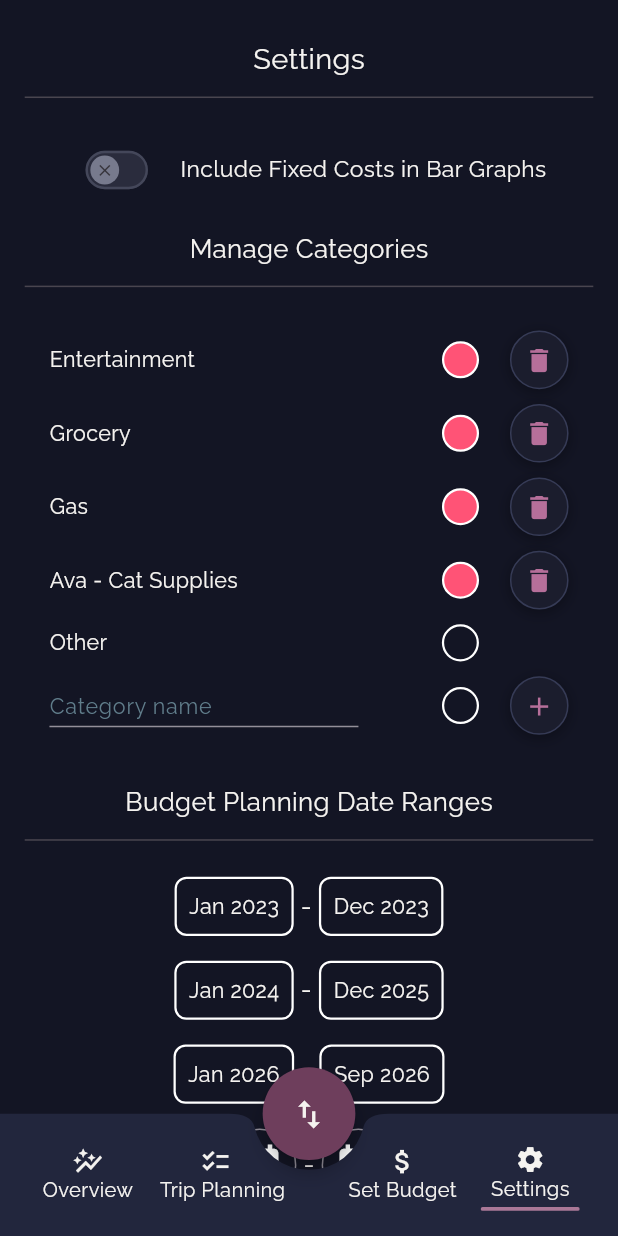
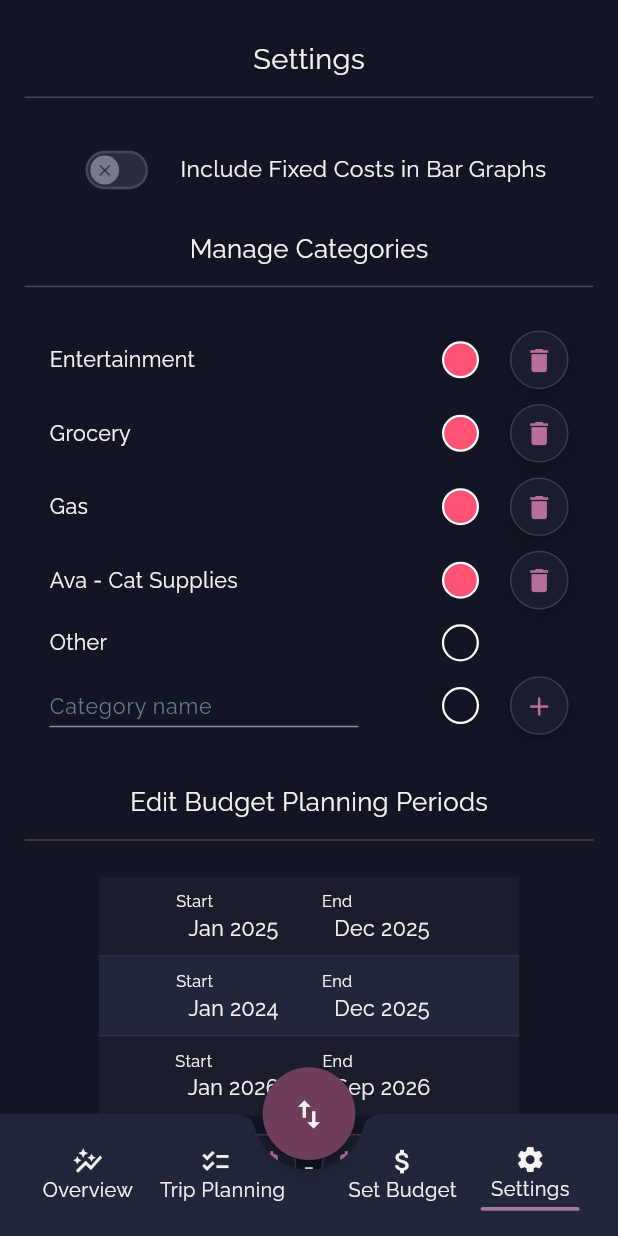
Before and after one commit to Xyrtur/budgie, a Flutter app: the screen it shows after launch, swiped to page 4, on a phone screen of 412 x 824 dp. Run offline on Flutter 3.47's test engine with Material 3 defaults, Android fonts, the phone set to English and light mode, and no system bars; our stand-ins replace auto_size_text, calendar_date_picker2, dotted_line, drift, drift_flutter, fl_chart and 2 more; missing offline and left inert: aligned_dialog, flutter_date_pickers, staggered_grid_view; accounts and stored records are empty; generated files the repository leaves out were written again.

Commit message:
Settings page glow up

```diff
--- a/lib/blocs/cubits.dart
+++ b/lib/blocs/cubits.dart
@@ -74,7 +74,7 @@ class ChooseColorCubit extends Cubit<List<int>> {
 class TempEditingDateRangesCubit extends Cubit<Map<int, List<DateTime>>> {
   TempEditingDateRangesCubit()
     : super({
-        0: [DateTime(2023, 1, 1), DateTime(2023, 12, 31)],
+        0: [DateTime(2025, 1, 1), DateTime(2025, 12, 31)],
         1: [DateTime(2024, 1, 1), DateTime(2025, 12, 31)],
         2: [DateTime(2026, 1, 1), DateTime.now()],
       });
@@ -135,7 +135,18 @@ class SpendingGraphViewToggleCubit extends Cubit<bool> {
 
 class SpendingCategoriesToggledCubit extends Cubit<List<String>> {
   SpendingCategoriesToggledCubit()
-    : super(["Groceries", "Entertainment", "House", "Gas", "Junk Food", "Ava", "Category 1", "Category 2", "Category 3", "Category 4"]);
+    : super([
+        "Groceries",
+        "Entertainment",
+        "House",
+        "Gas",
+        "Junk Food",
+        "Ava",
+        "Category 1",
+        "Category 2",
+        "Category 3",
+        "Category 4",
+      ]);
 
   void toggleCategory(String category) {
     if (state.contains(category)) {
@@ -267,7 +278,14 @@ class IsIncomeToggleCubit extends Cubit<bool> {
 
 enum RecordType { entry, total, title }
 
-typedef Record = ({String name, DateTime? startDate, DateTime? endDate, List<int> colors, double value, RecordType type});
+typedef Record = ({
+  String name,
+  DateTime? startDate,
+  DateTime? endDate,
+  List<int> colors,
+  double value,
+  RecordType type,
+});
 
 class TempTripRecordsCubit extends Cubit<Map<String, List<Record>>> {
   TempTripRecordsCubit()
@@ -379,7 +397,14 @@ class TempTripRecordsCubit extends Cubit<Map<String, List<Record>>> {
     if (type == RecordType.total) {
       // TODO: Finish this code during bloc implementation
     }
-    Record rec = (name: type == RecordType.total ? "Total" : "Placeholder Title", startDate: null, endDate: null, colors: [], value: 0, type: type);
+    Record rec = (
+      name: type == RecordType.total ? "Total" : "Placeholder Title",
+      startDate: null,
+      endDate: null,
+      colors: [],
+      value: 0,
+      type: type,
+    );
     newState[tripName]!.insert(index, rec);
     emit(newState);
   }
@@ -435,12 +460,17 @@ class ExpenseAccountCubit extends Cubit<String> {
 }
 
 // TODO: Change this to bloc after
-typedef EditingState = ({String name, bool isEditingName});
+class EditingState {
+  final String name;
+  final bool isEditingName;
+
+  EditingState({required this.name, required this.isEditingName});
+}
 
 class EditingSavingsTextsCubit extends Cubit<EditingState> {
-  EditingSavingsTextsCubit() : super((name: "", isEditingName: false));
+  EditingSavingsTextsCubit() : super(EditingState(name: "", isEditingName: false));
 
   void selectText(String name, bool isEditingName) {
-    emit((name: name, isEditingName: isEditingName));
+    emit(EditingState(name: name, isEditingName: isEditingName));
   }
 }
--- a/lib/screens/settings_page.dart
+++ b/lib/screens/settings_page.dart
@@ -1,92 +1,27 @@
 import 'package:budgie/blocs/cubits.dart';
 import 'package:budgie/utils/centre.dart';
-import 'package:budgie/widgets/icon_button.dart';
+import 'package:budgie/widgets/settings_page/budget_planning_periods_section.dart';
 import 'package:budgie/widgets/settings_page/manage_categories_section.dart';
-import 'package:budgie/widgets/settings_page/month_year_picker.dart';
 import 'package:budgie/widgets/settings_page/savings_balances_section.dart';
 
 import 'package:flutter/material.dart';
 import 'package:flutter_bloc/flutter_bloc.dart';
 import 'package:sizer/sizer.dart';
 
-class SettingsPage extends StatelessWidget {
-  SettingsPage({super.key});
-  final GlobalKey<FormState> formKey = GlobalKey<FormState>();
+class SettingsPage extends StatefulWidget {
+  const SettingsPage({super.key});
 
-  // Value notifiers to send events to their respective blocs when needed since shouldn't call context in async gaps
-  final ValueNotifier<List<dynamic>?> editingYearMonthResults = // [dateRangeID, 0 / 1 {startDate OR endDate}, newDate ]
-  ValueNotifier<List<dynamic>?>([
-    null,
-  ]);
-  final ValueNotifier<List<DateTime?>> addingYearMonthResults = ValueNotifier<List<DateTime?>>([null, null]);
+  @override
+  State<SettingsPage> createState() => _SettingsPageState();
+}
 
-  // dateRangeID, [startDate, endDate]
-  final Map<int, List<DateTime>> dateRanges = {
-    0: [DateTime(2023, 1, 1), DateTime(2023, 12, 31)],
-    1: [DateTime(2024, 1, 1), DateTime(2025, 12, 31)],
-    2: [DateTime(2026, 1, 1), DateTime.now()],
-  };
+class _SettingsPageState extends State<SettingsPage> {
+  final GlobalKey<FormState> categoriesFormKey = GlobalKey<FormState>();
 
-  List<Widget> dateRangeList(BuildContext context) {
-    List<Widget> rangeList = [];
-    dateRanges.forEach((id, startEndDates) {
-      rangeList.add(
-        Padding(
-          padding: EdgeInsets.only(bottom: 2.h),
-          child: Row(
-            mainAxisAlignment: MainAxisAlignment.center,
-            children: [
-              MonthYearEditingRangeButton(id: id, isStartDate: true, dialogResult: editingYearMonthResults),
-              Text(" - ", style: Centre.semiTitleText),
-              MonthYearEditingRangeButton(id: id, isStartDate: false, dialogResult: editingYearMonthResults),
-            ],
-          ),
-        ),
-      );
-    });
-    return [
-      ...rangeList,
-      Flex(direction: Axis.horizontal),
-      Row(
-        mainAxisAlignment: MainAxisAlignment.center,
-        children: [
-          Spacer(),
-
-          MonthYearAddingRangeButton(isStartDate: true, dialogResult: addingYearMonthResults),
-          Text(" - ", style: Centre.semiTitleText),
-          MonthYearAddingRangeButton(isStartDate: false, dialogResult: addingYearMonthResults),
-          Expanded(
-            child: Align(
-              alignment: Alignment.topRight,
-              child: CustomIconButton(
-                onTap: () {},
-                child: Icon(Icons.add, size: 5.w, color: Centre.primaryColor),
-              ),
-            ),
-          ),
-        ],
-      ),
-    ];
-  }
+  final GlobalKey<FormState> savingsFormKey = GlobalKey<FormState>();
 
   @override
   Widget build(BuildContext context) {
-    print('SettingsPage buildyzzys');
-    // TODO: replace editing value notifiers with settings bloc updates when updating existing date ranges
-    // editingYearMonthResults.addListener(() {
-    //   context.read<SettingsBloc().update(editingYearMonthResults.value);
-    // });
-    editingYearMonthResults.addListener(() {
-      context.read<TempEditingDateRangesCubit>().update(
-        editingYearMonthResults.value![0],
-        editingYearMonthResults.value![1],
-        editingYearMonthResults.value![2],
-      );
-    });
-    addingYearMonthResults.addListener(() {
-      context.read<AddingDateRangeCubit>().updateDates(addingYearMonthResults.value);
-    });
-
     return SafeArea(
       bottom: false,
       child: Scaffold(
@@ -132,18 +67,13 @@ class SettingsPage extends StatelessWidget {
                     );
                   },
                 ),
-                ManageCategoriesSection(formKey: formKey),
+                ManageCategoriesSection(formKey: categoriesFormKey),
+                SizedBox(height: 4.h),
 
+                BudgetPlanningPeriodsSection(),
                 SizedBox(height: 4.h),
-                Text("Budget Planning Date Ranges", style: Centre.semiTitleText),
-                SizedBox(height: 0.5.h),
 
-                Divider(),
-                SizedBox(height: 2.h),
-                ...dateRangeList(context),
-                SizedBox(height: 4.h),
-                SavingsBalancesSection(),
-
+                SavingsBalancesSection(formKey: savingsFormKey),
                 SizedBox(height: 15.h),
               ],
             ),
--- /dev/null
+++ b/lib/widgets/settings_page/budget_planning_periods_section.dart
@@ -0,0 +1,105 @@
+import 'package:budgie/blocs/cubits.dart';
+import 'package:budgie/utils/centre.dart';
+import 'package:budgie/widgets/icon_button.dart';
+import 'package:budgie/widgets/settings_page/month_year_picker.dart';
+import 'package:flutter/material.dart';
+import 'package:flutter_bloc/flutter_bloc.dart';
+import 'package:sizer/sizer.dart';
+
+class BudgetPlanningPeriodsSection extends StatefulWidget {
+  const BudgetPlanningPeriodsSection({super.key});
+
+  @override
+  State<BudgetPlanningPeriodsSection> createState() => _BudgetPlanningPeriodsSectionState();
+}
+
+class _BudgetPlanningPeriodsSectionState extends State<BudgetPlanningPeriodsSection> {
+  // dateRangeID, [startDate, endDate]
+
+  // Value notifiers to send events to their respective blocs when needed since shouldn't call context in async gaps
+  final ValueNotifier<List<dynamic>?> editingYearMonthResults = // [dateRangeID, 0 / 1 {startDate OR endDate}, newDate ]
+  ValueNotifier<List<dynamic>?>([
+    null,
+  ]);
+
+  final ValueNotifier<List<DateTime?>> addingYearMonthResults = ValueNotifier<List<DateTime?>>([null, null]);
+
+  @override
+  void initState() {
+    super.initState();
+    editingYearMonthResults.addListener(() {
+      context.read<TempEditingDateRangesCubit>().update(
+        editingYearMonthResults.value![0],
+        editingYearMonthResults.value![1],
+        editingYearMonthResults.value![2],
+      );
+    });
+    addingYearMonthResults.addListener(() {
+      context.read<AddingDateRangeCubit>().updateDates(addingYearMonthResults.value);
+    });
+  }
+
+  @override
+  Widget build(BuildContext context) {
+    // TODO: replace editing value notifiers with settings bloc updates when updating existing date ranges
+    // editingYearMonthResults.addListener(() {
+    //   context.read<SettingsBloc().update(editingYearMonthResults.value);
+    // });
+
+    return Column(
+      mainAxisSize: MainAxisSize.min,
+      children: [
+        Text("Edit Budget Planning Periods", style: Centre.semiTitleText),
+        SizedBox(height: 0.5.h),
+
+        Divider(),
+        SizedBox(height: 2.h),
+        for (MapEntry<int, List<DateTime>> range in context.read<TempEditingDateRangesCubit>().state.entries)
+          Container(
+            padding: EdgeInsets.symmetric(vertical: 1.h),
+            margin: EdgeInsets.symmetric(horizontal: 12.w),
+            decoration: BoxDecoration(
+              color: range.key % 2 == 0 ? Centre.dialogBgColor : Centre.navBarColor,
+              border: range.key != 2
+                  ? Border(
+                      bottom: BorderSide(color: Centre.buttonBorderColor, width: 0.1.h),
+                    )
+                  : null,
+            ),
+            child: Row(
+              mainAxisAlignment: MainAxisAlignment.center,
+              children: [
+                MonthYearEditingRangeButton(id: range.key, isStartDate: true, dialogResult: editingYearMonthResults),
+                SizedBox(width: 5.w),
+                MonthYearEditingRangeButton(id: range.key, isStartDate: false, dialogResult: editingYearMonthResults),
+              ],
+            ),
+          ),
+
+        SizedBox(height: 1.5.h),
+        Row(
+          mainAxisAlignment: MainAxisAlignment.center,
+          children: [
+            Spacer(),
+
+            MonthYearAddingRangeButton(isStartDate: true, dialogResult: addingYearMonthResults),
+            Text(" - ", style: Centre.semiTitleText),
+            MonthYearAddingRangeButton(isStartDate: false, dialogResult: addingYearMonthResults),
+            Expanded(
+              child: Align(
+                alignment: Alignment.centerLeft,
+                child: Padding(
+                  padding: EdgeInsets.only(left: 5.w),
+                  child: CustomIconButton(
+                    onTap: () {},
+                    child: Icon(Icons.add, size: 5.w, color: Centre.primaryColor),
+                  ),
+                ),
+              ),
+            ),
+          ],
+        ),
+      ],
+    );
+  }
+}
--- a/lib/widgets/settings_page/category_textfields.dart
+++ b/lib/widgets/settings_page/category_textfields.dart
@@ -43,10 +43,8 @@ class _CategoryTextFieldState extends State<CategoryTextField> {
       child: TextFormField(
         controller: controller,
         focusNode: focusNode,
-        onTapOutside: (_) {
-          focusNode.unfocus();
-        },
-        autovalidateMode: AutovalidateMode.disabled,
+
+        autovalidateMode: AutovalidateMode.onUnfocus,
         validator: (text) {
           if (text == null || text.isEmpty) {
             return 'Can\'t be empty';
@@ -133,7 +131,10 @@ class _AddCategoryTextFieldState extends State<AddCategoryTextField> {
               if (formKey.currentState!.validate()) {
                 // Add category with controller.text, context.read<SettingsAddColorCubit>().state!,
                 controller.clear();
-                context.read<ChooseColorCubit>().selectColor(color: Colors.transparent.toARGB32(), inSettingsPage: true);
+                context.read<ChooseColorCubit>().selectColor(
+                  color: Colors.transparent.toARGB32(),
+                  inSettingsPage: true,
+                );
               }
             },
             child: Icon(Icons.add, size: 5.w, color: Centre.primaryColor),
--- a/lib/widgets/settings_page/manage_categories_section.dart
+++ b/lib/widgets/settings_page/manage_categories_section.dart
@@ -23,8 +23,6 @@ class ManageCategoriesSection extends StatelessWidget {
 
   @override
   Widget build(BuildContext context) {
-    print('ManageCategoriesSection buildyzzy');
-
     return BlocBuilder<SettingsEditingTextCubit, String>(
       builder: (_, editingName) {
         return Form(
@@ -37,7 +35,9 @@ class ManageCategoriesSection extends StatelessWidget {
               Divider(),
               SizedBox(height: 2.h),
               for (MapEntry<String, int> category in categories.entries)
-                Padding(
+                BlocProvider<ChooseColorCubit>(
+                  create: (context) => ChooseColorCubit([category.value]),
+                  child: Padding(
                     padding: EdgeInsets.symmetric(vertical: 0.6.h, horizontal: 4.w),
                     child: Row(
                       children: [
@@ -45,19 +45,22 @@ class ManageCategoriesSection extends StatelessWidget {
                           Expanded(
                             child: GestureDetector(
                               onTap: () {
+                                if (formKey.currentState!.validate()) {
                                   context.read<SettingsEditingTextCubit>().editing(name: category.key);
+                                }
                               },
                               child: Text(category.key, style: Centre.listText),
                             ),
                           )
                         else ...[
-                        CategoryTextField(existingCategories: categories.keys.toList(), previousText: category.key),
+                          CategoryTextField(
+                            existingCategories: categories.keys.toList()..remove(category.key),
+                            previousText: category.key,
+                          ),
                           Spacer(),
                         ],
-                      BlocProvider<ChooseColorCubit>(
-                        create: (context) => ChooseColorCubit([category.value]),
-                        child: ChooseColorBtn(categoryName: category.key),
-                      ),
+                        ChooseColorBtn(categoryName: category.key),
+
                         SizedBox(width: 3.w),
                         category.key == "Other"
                             ? SizedBox(width: 9.5.w)
@@ -77,6 +80,7 @@ class ManageCategoriesSection extends StatelessWidget {
                       ],
                     ),
                   ),
+                ),
 
               SizedBox(height: 0.6.h),
 
--- a/lib/widgets/settings_page/month_year_picker.dart
+++ b/lib/widgets/settings_page/month_year_picker.dart
@@ -1,5 +1,6 @@
 import 'package:budgie/blocs/cubits.dart';
 import 'package:budgie/utils/centre.dart';
+import 'package:budgie/widgets/icon_button.dart';
 import 'package:flutter/material.dart';
 import 'package:flutter_bloc/flutter_bloc.dart';
 import 'package:flutter_date_pickers/flutter_date_pickers.dart';
@@ -15,8 +16,6 @@ class CustomMonthPicker extends StatefulWidget {
 }
 
 class CustomMonthPickerState extends State<CustomMonthPicker> {
-  final DateTime firstDate = DateTime.now().subtract(Duration(days: 700));
-  final DateTime lastDate = DateTime.now().add(Duration(days: 700));
   DateTime dateChosen = DateTime.now();
 
   @override
@@ -54,8 +53,8 @@ class CustomMonthPickerState extends State<CustomMonthPicker> {
                   dateChosen = value;
                 });
               },
-              firstDate: firstDate,
-              lastDate: lastDate,
+              firstDate: DateTime.now().subtract(Duration(days: 700)),
+              lastDate: DateTime.now().add(Duration(days: 700)),
             ),
           ),
           TextButton(
@@ -83,17 +82,15 @@ class MonthYearAddingRangeButton extends StatelessWidget {
     return BlocBuilder<AddingDateRangeCubit, List<DateTime?>>(
       builder: (_, newDates) {
         return newDates[isStartDate ? 0 : 1] == null
-            ? IconButton.outlined(
-                onPressed: () {
+            ? CustomIconButton(
+                onTap: () {
                   showDialog(context: context, builder: (_) => CustomMonthPicker()).then((date) {
                     if (date != null) {
                       dialogResult.value = isStartDate ? [date, null] : [null, date];
                     }
                   });
                 },
-                iconSize: 8.w,
-                color: Colors.white,
-                icon: Icon(Icons.calendar_month),
+                child: Icon(Icons.calendar_month, size: 6.w, color: Centre.primaryColor),
               )
             : GestureDetector(
                 onTap: () {
@@ -109,8 +106,7 @@ class MonthYearAddingRangeButton extends StatelessWidget {
                 child: Container(
                   padding: EdgeInsets.all(2.w),
                   decoration: BoxDecoration(
-                    border: Border.all(color: Colors.white, width: 1.5),
-                    borderRadius: const BorderRadius.all(Radius.circular(8)),
+                    border: Border(bottom: BorderSide(color: Centre.offWhite, width: 1)),
                   ),
                   child: Text(DateFormat('yMMM').format(newDates[isStartDate ? 0 : 1]!), style: Centre.listText),
                 ),
@@ -147,12 +143,26 @@ class MonthYearEditingRangeButton extends StatelessWidget {
             });
           },
           child: Container(
-            padding: EdgeInsets.all(2.w),
-            decoration: BoxDecoration(
-              border: Border.all(color: Colors.white, width: 1.5),
-              borderRadius: const BorderRadius.all(Radius.circular(8)),
+            padding: isStartDate ? EdgeInsets.only(left: 12.w) : EdgeInsets.only(right: 12.w),
+            color: Colors.transparent,
+            child: Column(
+              mainAxisSize: MainAxisSize.min,
+              crossAxisAlignment: CrossAxisAlignment.start,
+              children: [
+                Text(
+                  isStartDate ? "Start" : "End",
+                  style: Centre.listText.copyWith(fontSize: 13.5.sp),
+                  textAlign: TextAlign.start,
+                ),
+                Padding(
+                  padding: EdgeInsets.symmetric(horizontal: 2.w),
+                  child: Text(
+                    DateFormat('yMMM').format(dateRangeMap[id]![isStartDate ? 0 : 1]),
+                    style: Centre.listText,
+                  ),
+                ),
+              ],
             ),
-            child: Text(DateFormat('yMMM').format(dateRangeMap[id]![isStartDate ? 0 : 1]), style: Centre.listText),
           ),
         );
       },
--- a/lib/widgets/settings_page/savings_balances_section.dart
+++ b/lib/widgets/settings_page/savings_balances_section.dart
@@ -5,16 +5,25 @@ import 'package:flutter/material.dart';
 import 'package:flutter_bloc/flutter_bloc.dart';
 import 'package:sizer/sizer.dart';
 
-class SavingsBalancesSection extends StatelessWidget {
-  SavingsBalancesSection({super.key});
-  final formKey = GlobalKey<FormState>();
+// TODO: convert back to stateless once implement blocs
+class SavingsBalancesSection extends StatefulWidget {
+  SavingsBalancesSection({super.key, required this.formKey});
+  final GlobalKey<FormState> formKey;
+
+  @override
+  State<SavingsBalancesSection> createState() => _SavingsBalancesSectionState();
+}
+
+class _SavingsBalancesSectionState extends State<SavingsBalancesSection> {
   final Map<String, double> savings = {"Emerg": 12345, "Savings": 15647.56};
 
   @override
   Widget build(BuildContext context) {
     return BlocBuilder<EditingSavingsTextsCubit, EditingState>(
       builder: (_, editingState) {
-        return Column(
+        return Form(
+          key: widget.formKey,
+          child: Column(
             mainAxisSize: MainAxisSize.min,
             children: [
               Text("Manage Savings Balances", style: Centre.semiTitleText),
@@ -46,7 +55,9 @@ class SavingsBalancesSection extends StatelessWidget {
                             ),
                             child: BlocBuilder<ExpenseAccountCubit, String>(
                               builder: (_, selectedAccount) {
-                              return selectedAccount == e.key ? Icon(Icons.check, color: Centre.offWhite, size: 4.w) : SizedBox();
+                                return selectedAccount == e.key
+                                    ? Icon(Icons.check, color: Centre.offWhite, size: 4.w)
+                                    : SizedBox();
                               },
                             ),
                           ),
@@ -54,31 +65,42 @@ class SavingsBalancesSection extends StatelessWidget {
                       ),
                       SizedBox(width: 5.w),
                       editingState.name == e.key && editingState.isEditingName == true
-                        ? EditingSavingsTextField(formKey: formKey, previousText: e.key, existingAccountNames: savings.keys.toList())
+                          ? EditingSavingsTextField(
+                              previousText: e.key,
+                              existingAccountNames: savings.keys.toList()..remove(e.key),
+                            )
                           : Expanded(
                               child: GestureDetector(
                                 onTap: () {
+                                  if (widget.formKey.currentState!.validate()) {
                                     context.read<EditingSavingsTextsCubit>().selectText(e.key, true);
+                                  }
                                 },
                                 child: Text(e.key, style: Centre.listText),
                               ),
                             ),
-                    SizedBox(width: 4.w),
+                      SizedBox(width: 2.w),
                       editingState.name == e.key && editingState.isEditingName == false
-                        ? EditingSavingsTextField(formKey: formKey, previousText: e.value.toStringAsFixed(2))
+                          ? EditingSavingsTextField(previousText: e.value.toStringAsFixed(2))
                           : Expanded(
                               child: GestureDetector(
                                 onTap: () {
+                                  if (widget.formKey.currentState!.validate()) {
                                     context.read<EditingSavingsTextsCubit>().selectText(e.key, false);
+                                  }
                                 },
-                              child: Text("\$ ${e.value.toStringAsFixed(2)}", style: Centre.listText, textAlign: TextAlign.end),
+                                child: Text(
+                                  "\$ ${e.value.toStringAsFixed(2)}",
+                                  style: Centre.listText,
+                                  textAlign: TextAlign.end,
+                                ),
                               ),
                             ),
                       SizedBox(width: 5.w),
                       editingState.name == e.key
                           ? CustomIconButton(
                               onTap: () {
-                              if (formKey.currentState!.validate()) {
+                                if (widget.formKey.currentState!.validate()) {
                                   context.read<EditingSavingsTextsCubit>().selectText("", false);
                                 }
                               },
@@ -95,7 +117,7 @@ class SavingsBalancesSection extends StatelessWidget {
               CustomIconButton(
                 onTap: () {
                   savings.addAll({"": 0.00});
-                context.read<EditingSavingsTextsCubit>().selectText("", false);
+                  context.read<EditingSavingsTextsCubit>().selectText("", true);
                 },
                 child: Icon(Icons.add, size: 5.w, color: Centre.primaryColor),
               ),
@@ -133,6 +155,7 @@ class SavingsBalancesSection extends StatelessWidget {
                 },
               ),
             ],
+          ),
         );
       },
     );
@@ -142,9 +165,8 @@ class SavingsBalancesSection extends StatelessWidget {
 class EditingSavingsTextField extends StatefulWidget {
   final String previousText;
   final List<String>? existingAccountNames;
-  final GlobalKey formKey;
 
-  const EditingSavingsTextField({super.key, required this.formKey, required this.previousText, this.existingAccountNames});
+  const EditingSavingsTextField({super.key, required this.previousText, this.existingAccountNames});
 
   @override
   State<EditingSavingsTextField> createState() => _EditingSavingsTextFieldState();
@@ -152,15 +174,20 @@ class EditingSavingsTextField extends StatefulWidget {
 
 class _EditingSavingsTextFieldState extends State<EditingSavingsTextField> {
   final TextEditingController controller = TextEditingController();
+  final focusNode = FocusNode();
 
   @override
   void initState() {
     super.initState();
     controller.text = widget.previousText;
+    WidgetsBinding.instance.addPostFrameCallback((_) {
+      focusNode.requestFocus();
+    });
   }
 
   @override
   void dispose() {
+    focusNode.dispose();
     controller.dispose();
     super.dispose();
   }
@@ -168,12 +195,10 @@ class _EditingSavingsTextFieldState extends State<EditingSavingsTextField> {
   @override
   Widget build(BuildContext context) {
     return Expanded(
-      child: Form(
-        key: widget.formKey,
       child: TextFormField(
-          key: widget.formKey,
-
+        focusNode: focusNode,
         controller: controller,
+        autovalidateMode: AutovalidateMode.onUnfocus,
         style: Centre.listText,
         validator: (text) {
           if (text == null || text.isEmpty) {
@@ -193,9 +218,9 @@ class _EditingSavingsTextFieldState extends State<EditingSavingsTextField> {
               ? null
               : Text('\$ ', style: TextStyle(color: Colors.white.withValues(alpha: 0.65), fontSize: 14)),
           prefixIconConstraints: widget.existingAccountNames != null ? null : BoxConstraints(minWidth: 0, minHeight: 0),
-            errorStyle: TextStyle(height: 0.5),
+          errorStyle: TextStyle(height: 1, fontSize: 13.5.sp),
           isDense: true,
-          ),
+          errorMaxLines: 2,
         ),
       ),
     );
```
Lines whose indentation alone changed are shown as unchanged.
